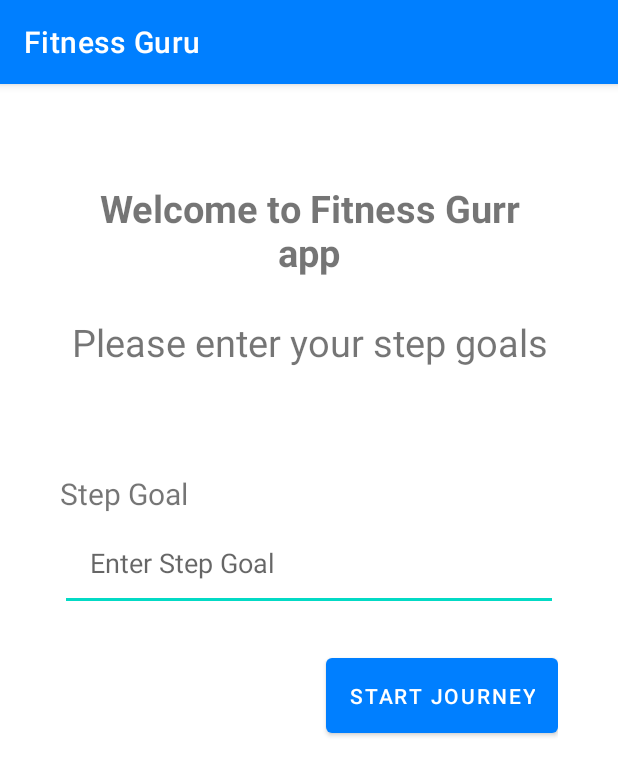
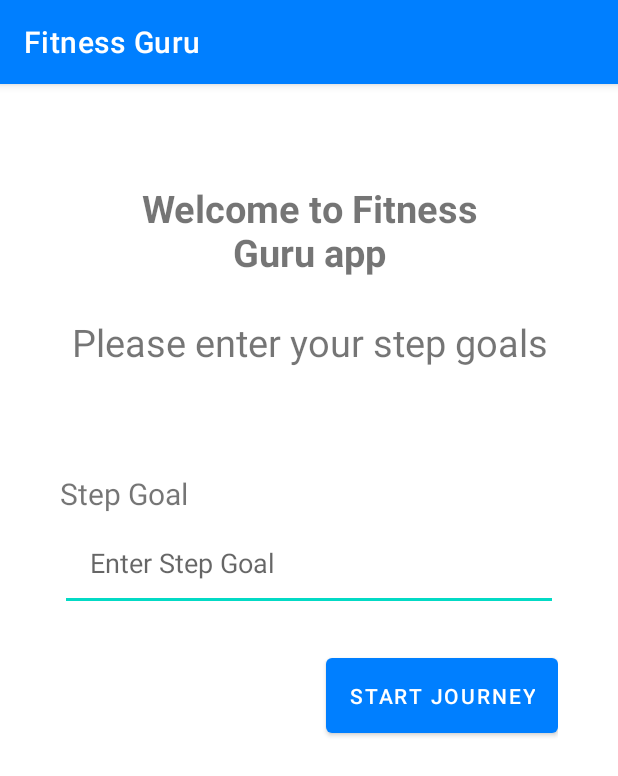
Before and after one commit to ChickenSLAYER94/Fitness-Guru, an Android app: the screen it shows after launch (UserGoalActivity), on a phone screen of 412 x 824 dp. Shown: the top 776 px of the screen. Run offline under Robolectric (Android 15) with nearby library versions, the phone set to English and light mode, and no system bars.

Commit message:
Fix typo error

```diff
--- a/app/src/main/res/layout/activity_user_goal.xml
+++ b/app/src/main/res/layout/activity_user_goal.xml
@@ -28,7 +28,7 @@
                 android:layout_height="wrap_content"
                 android:gravity="center"
                 android:padding="25dp"
-                android:text="Welcome to Fitness Gurr app"
+                android:text="Welcome to Fitness Guru app"
                 android:textSize="25dp"
                 android:textStyle="bold" />
 
```
